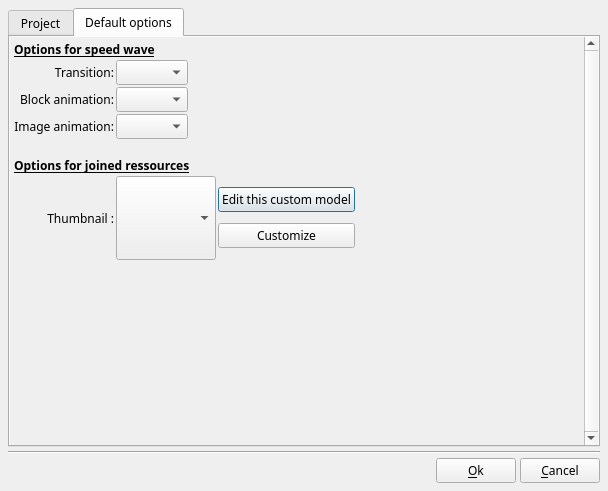
Above: src/ffDiaporama/DlgffDPjrProperties/DlgffDPjrProperties.ui from boenki/ffdiaporama before the change. Below: the same form after it.
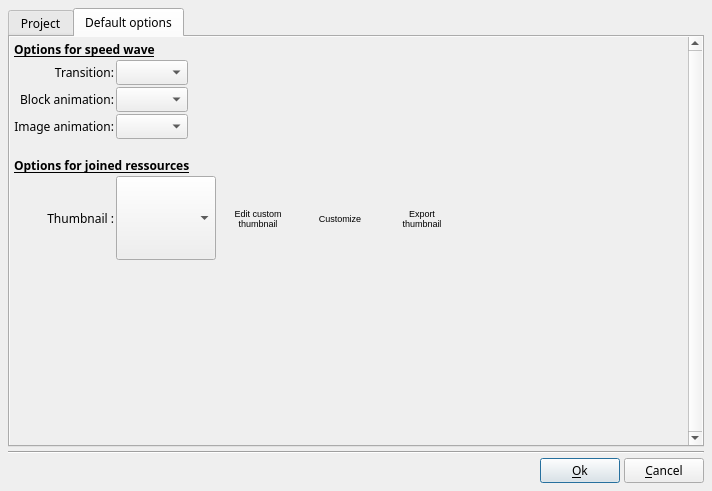
That is the form after the change. The open tabs and pages were chosen to show the change. Icons and pictures are not drawn. Custom widgets are drawn as their Qt base class.

Patch:
```diff
--- a/src/ffDiaporama/DlgffDPjrProperties/DlgffDPjrProperties.ui
+++ b/src/ffDiaporama/DlgffDPjrProperties/DlgffDPjrProperties.ui
@@ -6,7 +6,7 @@
    <rect>
     <x>0</x>
     <y>0</y>
-    <width>608</width>
+    <width>712</width>
     <height>491</height>
    </rect>
   </property>
@@ -423,7 +423,7 @@
            <rect>
             <x>0</x>
             <y>0</y>
-            <width>575</width>
+            <width>679</width>
             <height>397</height>
            </rect>
           </property>
@@ -636,23 +636,122 @@
               </widget>
              </item>
              <item>
-              <layout class="QVBoxLayout" name="verticalLayout_4">
+              <widget class="QWidget" name="ThumbButtons" native="true">
+               <property name="sizePolicy">
+                <sizepolicy hsizetype="Preferred" vsizetype="Fixed">
+                 <horstretch>0</horstretch>
+                 <verstretch>0</verstretch>
+                </sizepolicy>
+               </property>
+               <property name="minimumSize">
+                <size>
+                 <width>0</width>
+                 <height>56</height>
+                </size>
+               </property>
+               <property name="maximumSize">
+                <size>
+                 <width>16777215</width>
+                 <height>56</height>
+                </size>
+               </property>
+               <property name="font">
+                <font>
+                 <pointsize>8</pointsize>
+                </font>
+               </property>
+               <property name="styleSheet">
+                <string notr="true">QToolButton {
+	background-color: transparent;
+	border: none; 
+    font-size: 9px;
+}
+QToolButton:hover{ 
+    border: 2px solid #8f8f91;
+     border-radius: 6px;
+     background-color: qlineargradient(x1: 0, y1: 0, x2: 0, y2: 1,
+                                       stop: 0 #f6f7fa, stop: 1 #dadbde);
+}
+QToolButton:pressed {
+    border: 2px solid #8f8f91;
+     border-radius: 6px;
+     background-color: qlineargradient(x1: 0, y1: 0, x2: 0, y2: 1,
+                                       stop: 0 #f6f7fa, stop: 1 #dadbde);
+ }
+</string>
+               </property>
+               <layout class="QHBoxLayout" name="horizontalLayout_18">
                <property name="spacing">
+                 <number>2</number>
+                </property>
+                <property name="leftMargin">
+                 <number>0</number>
+                </property>
+                <property name="topMargin">
+                 <number>0</number>
+                </property>
+                <property name="rightMargin">
+                 <number>0</number>
+                </property>
+                <property name="bottomMargin">
                 <number>0</number>
                </property>
                <item>
-                <widget class="QPushButton" name="AdminEditThumbBT">
+                 <widget class="QToolButton" name="AdminEditThumbBT">
+                  <property name="minimumSize">
+                   <size>
+                    <width>80</width>
+                    <height>56</height>
+                   </size>
+                  </property>
+                  <property name="maximumSize">
+                   <size>
+                    <width>56</width>
+                    <height>56</height>
+                   </size>
+                  </property>
+                  <property name="toolTip">
+                   <string>Create a new model from this thumbnail or edit custom thumbnail</string>
+                  </property>
                  <property name="text">
-                  <string notr="true">Edit this custom model</string>
+                   <string>Edit custom
+thumbnail</string>
                  </property>
                  <property name="icon">
                   <iconset resource="../../../RSCffDiaporama.qrc">
                    <normaloff>:/img/action_edit.png</normaloff>:/img/action_edit.png</iconset>
                  </property>
+                  <property name="iconSize">
+                   <size>
+                    <width>24</width>
+                    <height>24</height>
+                   </size>
+                  </property>
+                  <property name="toolButtonStyle">
+                   <enum>Qt::ToolButtonTextUnderIcon</enum>
+                  </property>
                 </widget>
                </item>
                <item>
-                <widget class="QPushButton" name="EditThumbBT">
+                 <widget class="QToolButton" name="EditThumbBT">
+                  <property name="sizePolicy">
+                   <sizepolicy hsizetype="Fixed" vsizetype="Fixed">
+                    <horstretch>0</horstretch>
+                    <verstretch>0</verstretch>
+                   </sizepolicy>
+                  </property>
+                  <property name="minimumSize">
+                   <size>
+                    <width>80</width>
+                    <height>56</height>
+                   </size>
+                  </property>
+                  <property name="maximumSize">
+                   <size>
+                    <width>56</width>
+                    <height>56</height>
+                   </size>
+                  </property>
                  <property name="toolTip">
                   <string>Customize the thumbnail only for this project (without creating a new thumbnail model)</string>
                  </property>
@@ -663,12 +762,61 @@
                   <iconset resource="../../../RSCffDiaporama.qrc">
                    <normaloff>:/img/action_edit.png</normaloff>:/img/action_edit.png</iconset>
                  </property>
-                </widget>
-               </item>
-              </layout>
+                  <property name="iconSize">
+                   <size>
+                    <width>24</width>
+                    <height>24</height>
+                   </size>
+                  </property>
+                  <property name="toolButtonStyle">
+                   <enum>Qt::ToolButtonTextUnderIcon</enum>
+                  </property>
+                 </widget>
+                </item>
+                <item>
+                 <widget class="QToolButton" name="ExportThumbBT">
+                  <property name="sizePolicy">
+                   <sizepolicy hsizetype="Fixed" vsizetype="Fixed">
+                    <horstretch>0</horstretch>
+                    <verstretch>0</verstretch>
+                   </sizepolicy>
+                  </property>
+                  <property name="minimumSize">
+                   <size>
+                    <width>80</width>
+                    <height>56</height>
+                   </size>
+                  </property>
+                  <property name="maximumSize">
+                   <size>
+                    <width>56</width>
+                    <height>56</height>
+                   </size>
+                  </property>
+                  <property name="toolTip">
+                   <string>Expor thumbnail to a jpeg file</string>
+                  </property>
+                  <property name="text">
+                   <string>Export
+thumbnail</string>
+                  </property>
+                  <property name="icon">
+                   <iconset resource="../../../RSCffDiaporama.qrc">
+                    <normaloff>:/img/filesave.png</normaloff>:/img/filesave.png</iconset>
+                  </property>
+                  <property name="iconSize">
+                   <size>
+                    <width>24</width>
+                    <height>24</height>
+                   </size>
+                  </property>
+                  <property name="toolButtonStyle">
+                   <enum>Qt::ToolButtonTextUnderIcon</enum>
+                  </property>
+                 </widget>
              </item>
              <item>
-              <spacer name="horizontalSpacer_2">
+                 <spacer name="horizontalSpacer_6">
                <property name="orientation">
                 <enum>Qt::Horizontal</enum>
                </property>
@@ -679,6 +827,9 @@
                 </size>
                </property>
               </spacer>
+                </item>
+               </layout>
+              </widget>
              </item>
             </layout>
            </item>
```
Left out of the diff: 18 changed lines with no effect on the pictures. Lines whose indentation alone changed are shown as unchanged.
